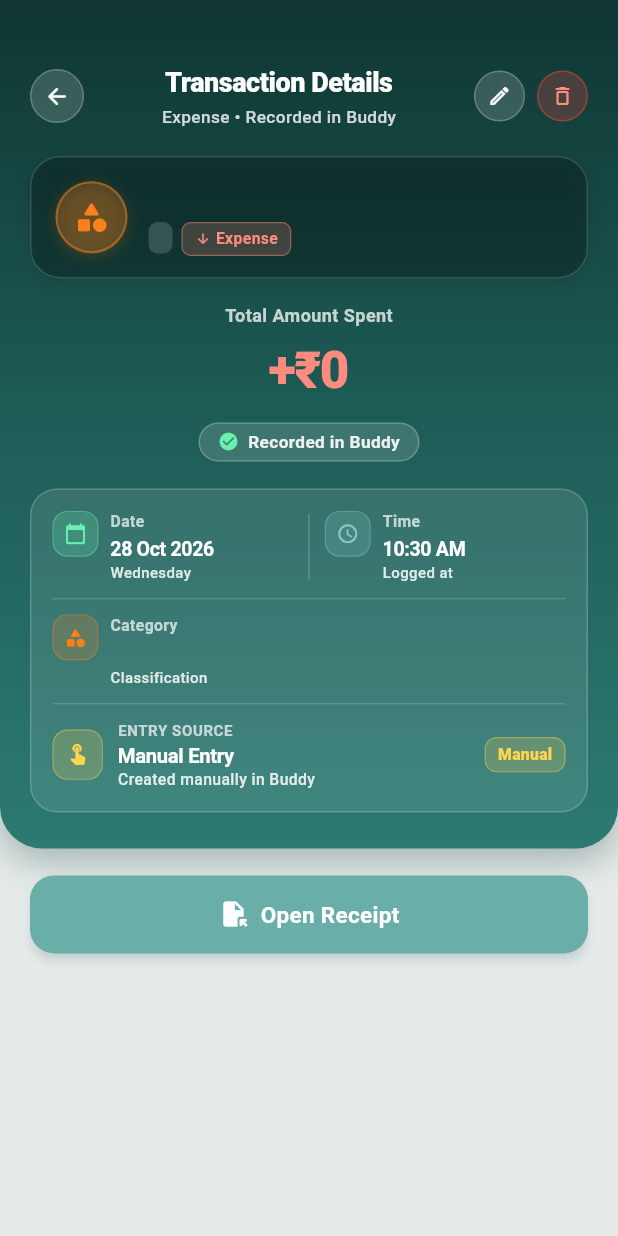
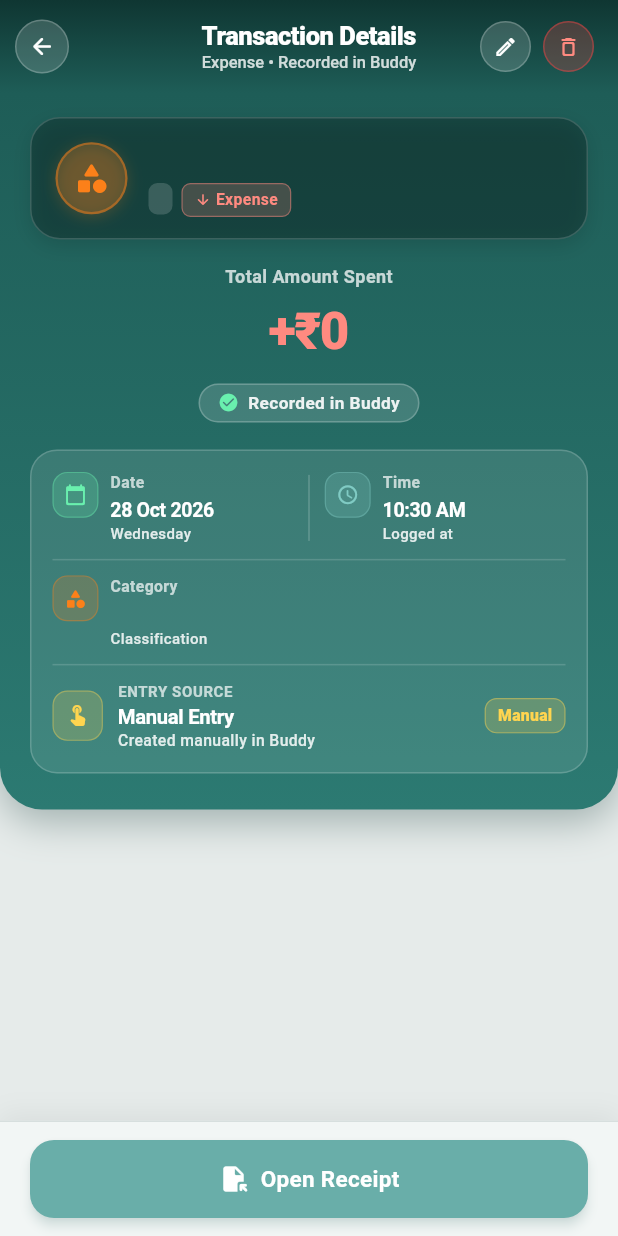
Before and after one commit to FaysArukattil/buddy_2.0, a Flutter app: the TransactionDetailScreen screen opened directly with empty values, on a phone screen of 412 x 824 dp. Run offline on Flutter 3.47's test engine with Material 3 defaults, Android fonts, the light colour scheme and no system bars; our stand-ins replace cloud_firestore, firebase_auth, firebase_core, fl_chart, flutter_local_notifications, google_sign_in and 9 more; accounts and stored records are empty.

Commit message:
refactor: replace custom header with Scaffold appBar in transaction detail screen

```diff
--- a/lib/views/screens/transaction_detail_screen.dart
+++ b/lib/views/screens/transaction_detail_screen.dart
@@ -373,9 +373,116 @@ class _TransactionDetailScreenState extends State<TransactionDetailScreen> {
 
     return Scaffold(
       backgroundColor: AppColors.backgroundOf(context),
-      body: SafeArea(
-        top: false,
-        child: SingleChildScrollView(
+      appBar: AppBar(
+        systemOverlayStyle: SystemUiOverlayStyle.light,
+        backgroundColor: Colors.transparent,
+        elevation: 0,
+        scrolledUnderElevation: 0,
+        toolbarHeight: 62,
+        flexibleSpace: Container(
+          decoration: BoxDecoration(
+            gradient: LinearGradient(
+              colors: isDark
+                  ? const [
+                      Color(0xFF0F2624),
+                      Color(0xFF163E3B),
+                    ]
+                  : const [
+                      Color(0xFF0F3632),
+                      Color(0xFF1E5D57),
+                    ],
+              begin: Alignment.topCenter,
+              end: Alignment.bottomCenter,
+            ),
+          ),
+        ),
+        leading: Center(
+          child: GestureDetector(
+            onTap: () => Navigator.of(context).pop(),
+            child: Container(
+              padding: const EdgeInsets.all(8),
+              decoration: BoxDecoration(
+                color: Colors.white.withValues(alpha: 0.16),
+                shape: BoxShape.circle,
+                border: Border.all(
+                  color: Colors.white.withValues(alpha: 0.22),
+                ),
+              ),
+              child: const Icon(
+                Icons.arrow_back_rounded,
+                color: Colors.white,
+                size: 18,
+              ),
+            ),
+          ),
+        ),
+        leadingWidth: 56,
+        title: Column(
+          mainAxisSize: MainAxisSize.min,
+          children: [
+            const Text(
+              'Transaction Details',
+              style: TextStyle(
+                fontSize: 17,
+                fontWeight: FontWeight.w800,
+                color: Colors.white,
+                letterSpacing: -0.3,
+              ),
+            ),
+            const SizedBox(height: 1),
+            Text(
+              '${_isIncome ? "Income" : "Expense"} • Recorded in Buddy',
+              style: TextStyle(
+                fontSize: 11,
+                fontWeight: FontWeight.w500,
+                color: Colors.white.withValues(alpha: 0.8),
+              ),
+            ),
+          ],
+        ),
+        centerTitle: true,
+        actions: [
+          GestureDetector(
+            onTap: _openEdit,
+            child: Container(
+              padding: const EdgeInsets.all(8),
+              decoration: BoxDecoration(
+                color: Colors.white.withValues(alpha: 0.16),
+                shape: BoxShape.circle,
+                border: Border.all(
+                  color: Colors.white.withValues(alpha: 0.22),
+                ),
+              ),
+              child: const Icon(
+                Icons.edit_outlined,
+                color: Colors.white,
+                size: 16,
+              ),
+            ),
+          ),
+          const SizedBox(width: 8),
+          GestureDetector(
+            onTap: _confirmDelete,
+            child: Container(
+              padding: const EdgeInsets.all(8),
+              decoration: BoxDecoration(
+                color: const Color(0xFFEF4444).withValues(alpha: 0.25),
+                shape: BoxShape.circle,
+                border: Border.all(
+                  color: const Color(0xFFEF4444).withValues(alpha: 0.45),
+                ),
+              ),
+              child: const Icon(
+                Icons.delete_outline_rounded,
+                color: Color(0xFFFF8A80),
+                size: 16,
+              ),
+            ),
+          ),
+          const SizedBox(width: 16),
+        ],
+      ),
+      body: SingleChildScrollView(
         physics: const BouncingScrollPhysics(),
         child: Column(
           crossAxisAlignment: CrossAxisAlignment.stretch,
@@ -387,12 +494,10 @@ class _TransactionDetailScreenState extends State<TransactionDetailScreen> {
                 gradient: LinearGradient(
                   colors: isDark
                       ? const [
-                            Color(0xFF0F2624), // Deep spruce/emerald
-                            Color(0xFF163E3B), // Signature deep teal
+                          Color(0xFF163E3B), // Seamlessly continues from top bar
                           Color(0xFF1E5D57), // Teal glow
                         ]
                       : const [
-                            Color(0xFF0F3632), // Signature dark emerald
                           Color(0xFF1E5D57), // Signature primary teal
                           Color(0xFF2C7A72), // Radiant teal highlight
                         ],
@@ -414,127 +519,9 @@ class _TransactionDetailScreenState extends State<TransactionDetailScreen> {
                   ),
                 ],
               ),
-                padding: EdgeInsets.fromLTRB(
-                  20,
-                  MediaQuery.paddingOf(context).top + 28,
-                  20,
-                  24,
-                ),
+              padding: const EdgeInsets.fromLTRB(20, 16, 20, 24),
               child: Column(
                 children: [
-                    const SizedBox(height: 14),
-                    // Header Bar: Back Button, Title & Actions (Edit / Delete)
-                    Row(
-                      mainAxisAlignment: MainAxisAlignment.spaceBetween,
-                      crossAxisAlignment: CrossAxisAlignment.center,
-                      children: [
-                        // Back Button
-                        GestureDetector(
-                          onTap: () => Navigator.of(context).pop(),
-                          child: Container(
-                            padding: const EdgeInsets.all(8),
-                            decoration: BoxDecoration(
-                              color: Colors.white.withValues(alpha: 0.16),
-                              shape: BoxShape.circle,
-                              border: Border.all(
-                                color: Colors.white.withValues(alpha: 0.22),
-                              ),
-                            ),
-                            child: const Icon(
-                              Icons.arrow_back_rounded,
-                              color: Colors.white,
-                              size: 18,
-                            ),
-                          ),
-                        ),
-
-                        // Title & Subtitle
-                        Expanded(
-                          child: Padding(
-                            padding: const EdgeInsets.symmetric(horizontal: 12),
-                            child: Column(
-                              crossAxisAlignment: CrossAxisAlignment.center,
-                              mainAxisSize: MainAxisSize.min,
-                              children: [
-                                const Text(
-                                  'Transaction Details',
-                                  maxLines: 1,
-                                  overflow: TextOverflow.ellipsis,
-                                  style: TextStyle(
-                                    fontSize: 18,
-                                    fontWeight: FontWeight.w800,
-                                    color: Colors.white,
-                                    letterSpacing: -0.3,
-                                  ),
-                                ),
-                                const SizedBox(height: 2),
-                                Text(
-                                  '${_isIncome ? "Income" : "Expense"} • Recorded in Buddy',
-                                  maxLines: 1,
-                                  overflow: TextOverflow.ellipsis,
-                                  style: TextStyle(
-                                    fontSize: 11.5,
-                                    fontWeight: FontWeight.w500,
-                                    color: Colors.white.withValues(alpha: 0.8),
-                                  ),
-                                ),
-                              ],
-                            ),
-                          ),
-                        ),
-
-                        // Action buttons: Edit & Delete
-                        Row(
-                          mainAxisSize: MainAxisSize.min,
-                          children: [
-                            // Edit
-                            GestureDetector(
-                              onTap: _openEdit,
-                              child: Container(
-                                padding: const EdgeInsets.all(8),
-                                decoration: BoxDecoration(
-                                  color: Colors.white.withValues(alpha: 0.16),
-                                  shape: BoxShape.circle,
-                                  border: Border.all(
-                                    color: Colors.white.withValues(alpha: 0.22),
-                                  ),
-                                ),
-                                child: const Icon(
-                                  Icons.edit_outlined,
-                                  color: Colors.white,
-                                  size: 16,
-                                ),
-                              ),
-                            ),
-                            const SizedBox(width: 8),
-                            // Delete
-                            GestureDetector(
-                              onTap: _confirmDelete,
-                              child: Container(
-                                padding: const EdgeInsets.all(8),
-                                decoration: BoxDecoration(
-                                  color: const Color(0xFFEF4444)
-                                      .withValues(alpha: 0.25),
-                                  shape: BoxShape.circle,
-                                  border: Border.all(
-                                    color: const Color(0xFFEF4444)
-                                        .withValues(alpha: 0.45),
-                                  ),
-                                ),
-                                child: const Icon(
-                                  Icons.delete_outline_rounded,
-                                  color: Color(0xFFFF8A80),
-                                  size: 16,
-                                ),
-                              ),
-                            ),
-                          ],
-                        ),
-                      ],
-                    ),
-
-                    const SizedBox(height: 18),
-
                   // Contact / Category Hero Pill (Avatar + Title + Badges)
                   Container(
                     width: double.infinity,
@@ -871,15 +858,11 @@ class _TransactionDetailScreenState extends State<TransactionDetailScreen> {
               ),
             ),
 
-              // ─── 3. LOWER SECTION (NOTE & PRIMARY/SECONDARY ACTIONS) ───
+            // ─── 3. LOWER SECTION (NOTE IF PRESENT) ───
+            if (_note != null && _note!.isNotEmpty)
               Padding(
-                padding: const EdgeInsets.fromLTRB(20, 18, 20, 32),
-                child: Column(
-                  crossAxisAlignment: CrossAxisAlignment.stretch,
-                  children: [
-                    // Notes Card
-                    if (_note != null && _note!.isNotEmpty) ...[
-                      Container(
+                padding: const EdgeInsets.fromLTRB(20, 18, 20, 24),
+                child: Container(
                   width: double.infinity,
                   padding: const EdgeInsets.all(16),
                   decoration: BoxDecoration(
@@ -933,11 +916,33 @@ class _TransactionDetailScreenState extends State<TransactionDetailScreen> {
                     ],
                   ),
                 ),
-                      const SizedBox(height: 18),
-                    ],
-
-                    // Primary Action: Open PDF Receipt
-                    SizedBox(
+              ),
+            const SizedBox(height: 16),
+          ],
+        ),
+      ),
+      bottomNavigationBar: Container(
+        decoration: BoxDecoration(
+          color: AppColors.cardOf(context),
+          border: Border(
+            top: BorderSide(
+              color: AppColors.borderOf(context).withValues(alpha: 0.7),
+              width: 1.0,
+            ),
+          ),
+          boxShadow: [
+            BoxShadow(
+              color: Colors.black.withValues(alpha: isDark ? 0.30 : 0.06),
+              blurRadius: 14,
+              offset: const Offset(0, -4),
+            ),
+          ],
+        ),
+        child: SafeArea(
+          top: false,
+          child: Padding(
+            padding: const EdgeInsets.fromLTRB(20, 12, 20, 12),
+            child: SizedBox(
               height: 52,
               child: ElevatedButton(
                 style: ElevatedButton.styleFrom(
@@ -969,10 +974,6 @@ class _TransactionDetailScreenState extends State<TransactionDetailScreen> {
                       ),
               ),
             ),
-                  ],
-                ),
-              ),
-            ],
           ),
         ),
       ),
```
Lines whose indentation alone changed are shown as unchanged.
